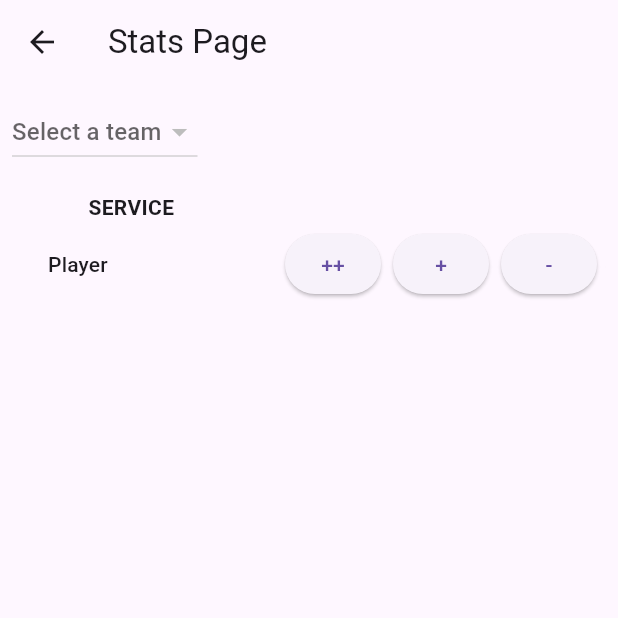
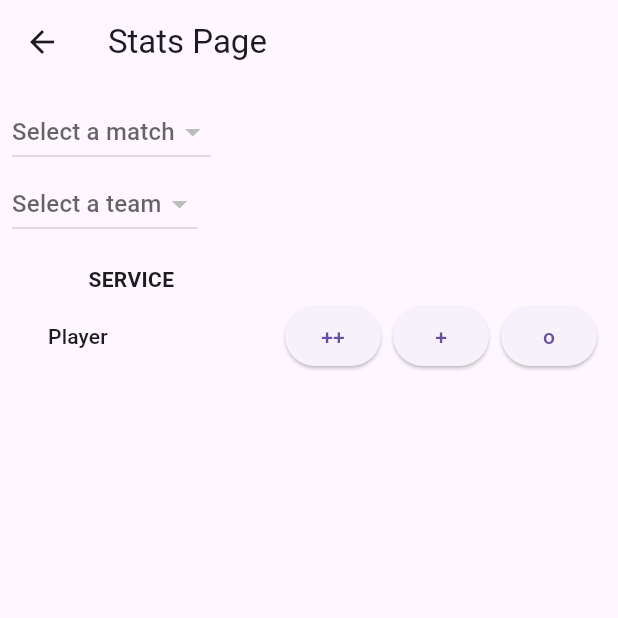
Before and after one commit to alexelte5/Volleyball-Tracker, a Flutter app: the StatsPage screen opened directly, on a phone screen of 412 x 824 dp, the top half of it. Run offline on Flutter 3.47's test engine with Material 3 defaults, Android fonts, the light colour scheme and no system bars; network calls fail.

Commit message:
Implemented Match page and list of matches

```diff
--- a/frontend/lib/main.dart
+++ b/frontend/lib/main.dart
@@ -2,6 +2,7 @@ import 'package:flutter/material.dart';
 import 'pages/home_page.dart';
 import 'pages/team_page.dart';
 import 'pages/stats_page.dart';
+import 'pages/match_page.dart' hide TeamPage; // Hide TeamPage from this import
 
 void main() => runApp(const NavigationBarApp());
 
@@ -49,6 +50,10 @@ class _NavigationExampleState extends State<NavigationExample> {
             icon: Icon(Icons.sports_basketball),
             label: 'Stats',
           ),
+          NavigationDestination(
+            icon: Icon(Icons.sports_volleyball),
+            label: 'Match',
+          ),
         ],
       ),
       body:
@@ -56,6 +61,7 @@ class _NavigationExampleState extends State<NavigationExample> {
             const HomePage(),
             const TeamPage(),
             const StatsPage(),
+            const MatchPage(),
           ][currentPageIndex],
     );
   }
--- /dev/null
+++ b/frontend/lib/pages/match_page.dart
@@ -0,0 +1,120 @@
+// ignore_for_file: avoid_print
+
+import 'dart:convert';
+
+import 'package:flutter/material.dart';
+import 'package:http/http.dart' as http;
+
+List<Match> matches = [];
+
+class Match {
+  int id;
+  Team team1;
+  Team team2;
+  String date;
+  int? score1;
+  int? score2;
+
+  Match({
+    required this.id,
+    required this.team1,
+    required this.team2,
+    required this.date,
+    this.score1,
+    this.score2,
+  });
+}
+
+class Team {
+  // Eigenschaften (Felder)
+  int id;
+  String name;
+  //image
+
+  // Konstruktor
+  Team(this.id, this.name);
+}
+
+class MatchPage extends StatefulWidget {
+  const MatchPage({super.key});
+
+  @override
+  State<MatchPage> createState() => _MatchPageState();
+}
+
+class _MatchPageState extends State<MatchPage> {
+  @override
+  void initState() {
+    super.initState();
+    fetchMatches().then((_) {
+      setState(() {}); // Update the UI after fetching matches
+    });
+  }
+
+  Future<void> fetchMatches() async {
+    try {
+      final response = await http.get(
+        Uri.parse('http://localhost:5000/matches'),
+      );
+      print(response.body);
+      if (response.statusCode == 200) {
+        final List<dynamic> jsonData = json.decode(response.body);
+
+        matches =
+            jsonData
+                .map((match) {
+                  // Überprüfe, ob die Felder vorhanden sind
+                  if (match['team_id1'] == null || match['team_id2'] == null) {
+                    print('Fehler: Team-Daten fehlen in der API-Antwort.');
+                    return null; // Überspringe ungültige Einträge
+                  }
+
+                  final team1 = Team(
+                    match['team_id1'] ?? 0, // Fallback-Wert, falls 'id' fehlt
+                    "Real Madrid",
+                  );
+                  final team2 = Team(match['team_id2'] ?? 0, "Bayern");
+
+                  return Match(
+                    id: match['id'] ?? 0, // Fallback-Wert
+                    team1: team1,
+                    team2: team2,
+                    date: match['match_day'] ?? 'Unknown Date', // Fallback-Wert
+                    score1: match['score1'] ?? 0, // Fallback-Wert
+                    score2: match['score2'] ?? 0, // Fallback-Wert
+                  );
+                })
+                .whereType<Match>()
+                .toList(); // Entferne `null`-Einträge aus der Liste
+
+        print(matches);
+      } else {
+        throw Exception(
+          'Failed to load matches. Status code: ${response.statusCode}',
+        );
+      }
+    } catch (e) {
+      print('Error fetching matches: $e');
+    }
+  }
+
+  @override
+  Widget build(BuildContext context) {
+    return Scaffold(
+      appBar: AppBar(title: const Text('Match Page')),
+      body: Center(
+        child: ListView.builder(
+          itemCount: matches.length,
+          itemBuilder: (context, index) {
+            return ListTile(
+              title: Text(
+                '${matches[index].team1.name} vs ${matches[index].team2.name}',
+              ),
+              subtitle: Text(matches[index].date),
+            );
+          },
+        ),
+      ),
+    );
+  }
+}
--- a/frontend/lib/pages/stats_page.dart
+++ b/frontend/lib/pages/stats_page.dart
@@ -16,6 +16,25 @@ Player? selectedPlayer;
 
 List<Team> teams = [];
 List<Player> players = [];
+List<Match> matches = [];
+
+class Match {
+  int id;
+  String? date;
+  Team team1;
+  Team team2;
+  int finalScoreTeam1;
+  int finalScoreTeam2;
+
+  Match(
+    this.id,
+    this.date,
+    this.team1,
+    this.team2,
+    this.finalScoreTeam1,
+    this.finalScoreTeam2,
+  );
+}
 
 class Team {
   int id;
@@ -208,6 +227,34 @@ class _StatsPageState extends State<StatsPage> {
     }
   }
 
+  Future<void> getMatchData() async {
+    try {
+      final response = await http.get(Uri.parse('http://localhost:5000/match'));
+      if (response.statusCode == 200) {
+        final List<dynamic> matchesResponse = List.from(
+          jsonDecode(response.body),
+        );
+        setState(() {
+          matches =
+              matchesResponse.map((match) {
+                return Match(
+                  match['id'],
+                  match['date'],
+                  Team(match['team1_id'], match['team1_name']),
+                  Team(match['team2_id'], match['team2_name']),
+                  match['final_score_team1'],
+                  match['final_score_team2'],
+                );
+              }).toList();
+        });
+      } else {
+        print('Failed to load matches. Status code: ${response.statusCode}');
+      }
+    } catch (e) {
+      print('Error fetching matches: $e');
+    }
+  }
+
   Future<void> addRatings() async {
     if (selectedPlayer == null) return;
 
@@ -236,6 +283,24 @@ class _StatsPageState extends State<StatsPage> {
         child: Column(
           crossAxisAlignment: CrossAxisAlignment.start,
           children: [
+            DropdownButton<Match>(
+              items:
+                  matches
+                      .map(
+                        (match) => DropdownMenuItem<Match>(
+                          value: match,
+                          child: Text(
+                            '${match.team1.name} : ${match.team2.name}  ${match.date}',
+                          ),
+                        ),
+                      )
+                      .toList(),
+              value: null, // Add a default value or manage state for selection
+              hint: const Text('Select a match'),
+              onChanged: (Match? selectedMatch) {
+                // Handle match selection
+              },
+            ),
             // Dropdown for selecting a team
             DropdownButton<Team>(
               value: selectedTeam,
@@ -307,7 +372,7 @@ class _StatsPageState extends State<StatsPage> {
                             increaseStatOfSelectedPlayer('service_n');
                           });
                         },
-                        child: const Text('-'),
+                        child: const Text('o'),
                       ),
                     ),
                     DataColumn(
@@ -317,7 +382,7 @@ class _StatsPageState extends State<StatsPage> {
                             increaseStatOfSelectedPlayer('service_m');
                           });
                         },
-                        child: const Text('--'),
+                        child: const Text('-'),
                       ),
                     ),
                     const DataColumn(label: Text('Attack')),
```
Also changed, not shown: 2 other files.
